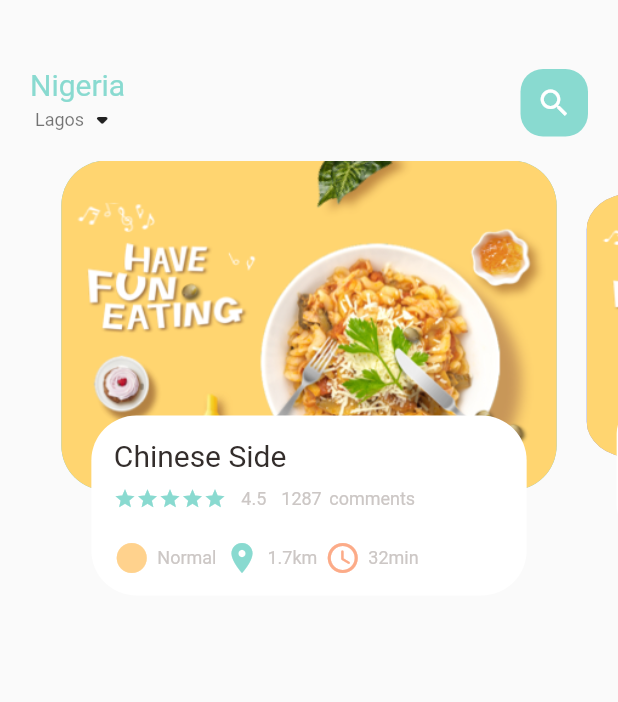
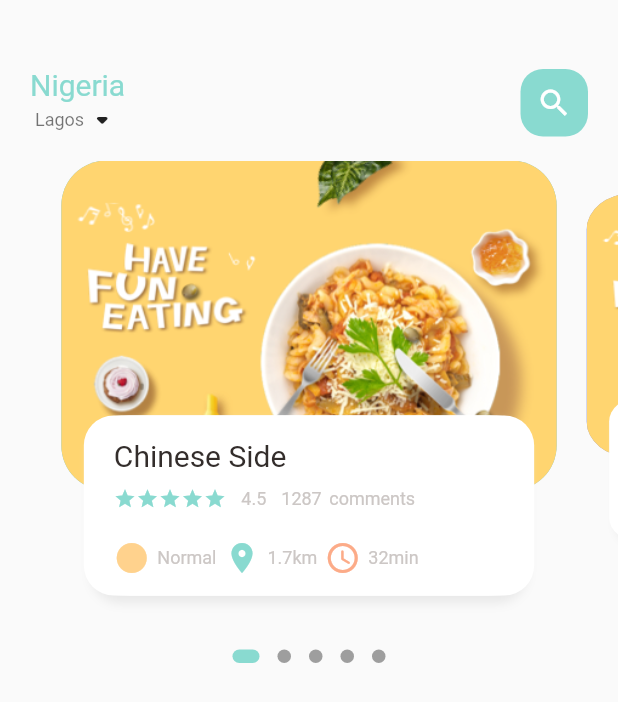
Before and after one commit to ChidiChuks/food_delivery, a Flutter app: the screen it shows after launch, on a phone screen of 412 x 824 dp. Shown: the top 702 px of the screen. Run offline on Flutter 3.47's test engine with Material 2 defaults, Android fonts, the phone set to English and light mode, and no system bars; drawn by our look-alikes of dots_indicator.

```diff
--- a/lib/home/food_page_body.dart
+++ b/lib/home/food_page_body.dart
@@ -1,3 +1,4 @@
+import 'package:dots_indicator/dots_indicator.dart';
 import 'package:flutter/material.dart';
 import 'package:food_delivery/utils/colors.dart';
 import 'package:food_delivery/widgets/big_text.dart';
@@ -39,7 +40,9 @@ class _FoodPageBodyState extends State<FoodPageBody> {
 
   @override
   Widget build(BuildContext context) {
-    return Container(
+    return Column(
+      children: [
+        Container(
           // color: Colors.redAccent,
           height: 320,
           child: PageView.builder(
@@ -47,7 +50,22 @@ class _FoodPageBodyState extends State<FoodPageBody> {
             itemCount: 5,
             itemBuilder: (context, position) {
               return _buildPageItem(position);
-          }),
+            },
+          ),
+        ),
+        new DotsIndicator(
+          dotsCount: 5,
+          position: _currPageValue,
+          decorator: DotsDecorator(
+            size: const Size.square(9.0),
+            activeSize: const Size(18.0, 9.0),
+            activeShape: RoundedRectangleBorder(
+              borderRadius: BorderRadius.circular(5.0),
+            ),
+            activeColor: AppColors.mainColor,
+          ),
+        ),
+      ],
     );
   }
 
@@ -64,6 +82,15 @@ class _FoodPageBodyState extends State<FoodPageBody> {
       var currTrans = _height * (1 - currScale) / 2;
       matrix = Matrix4.diagonal3Values(1, currScale, 1)
         ..setTranslationRaw(0, currTrans, 0);
+    } else if (index == _currPageValue.floor() - 1) {
+      var currScale = 1 - (_currPageValue - index) * (1 - _scaleFactor);
+      var currTrans = _height * (1 - currScale) / 2;
+      matrix = Matrix4.diagonal3Values(1, currScale, 1)
+        ..setTranslationRaw(0, currTrans, 0);
+    } else {
+      var currScale = 0.8;
+      matrix = Matrix4.diagonal3Values(1, currScale, 1)
+        ..setTranslationRaw(0, _height * (1 - _scaleFactor) / 2, 1);
     }
 
     return Transform(
@@ -97,8 +124,23 @@ class _FoodPageBodyState extends State<FoodPageBody> {
                 bottom: 30,
               ),
               decoration: BoxDecoration(
-                borderRadius: BorderRadius.circular(30),
+                borderRadius: BorderRadius.circular(20),
                 color: Colors.white,
+                boxShadow: [
+                  BoxShadow(
+                    color: Color(0xFFe8e8e8),
+                    blurRadius: 5.0,
+                    offset: Offset(0, 5),
+                  ),
+                  BoxShadow(
+                    color: Colors.white,
+                    offset: Offset(-5, 0),
+                  ),
+                  BoxShadow(
+                    color: Colors.white,
+                    offset: Offset(5, 0),
+                  ),
+                ],
               ),
               child: Container(
                 padding: EdgeInsets.only(
--- a/lib/home/main_food_page.dart
+++ b/lib/home/main_food_page.dart
@@ -17,6 +17,7 @@ class _MainFoodPageState extends State<MainFoodPage> {
     return Scaffold(
       body: Column(
         children: [
+          // Showing the header
           Container(
             child: Container(
               margin: EdgeInsets.only(
@@ -65,6 +66,7 @@ class _MainFoodPageState extends State<MainFoodPage> {
               ),
             ),
           ),
+          // Showing the body
           FoodPageBody(),
         ],
       ),
--- a/pubspec.yaml
+++ b/pubspec.yaml
@@ -23,6 +23,8 @@ environment:
 dependencies:
   flutter:
     sdk: flutter
+  get: ^4.1.4
+  dots_indicator: ^2.0.0
 
 
   # The following adds the Cupertino Icons font to your application.
```
Also changed, not shown: pubspec.lock. Lines whose indentation alone changed are shown as unchanged.
